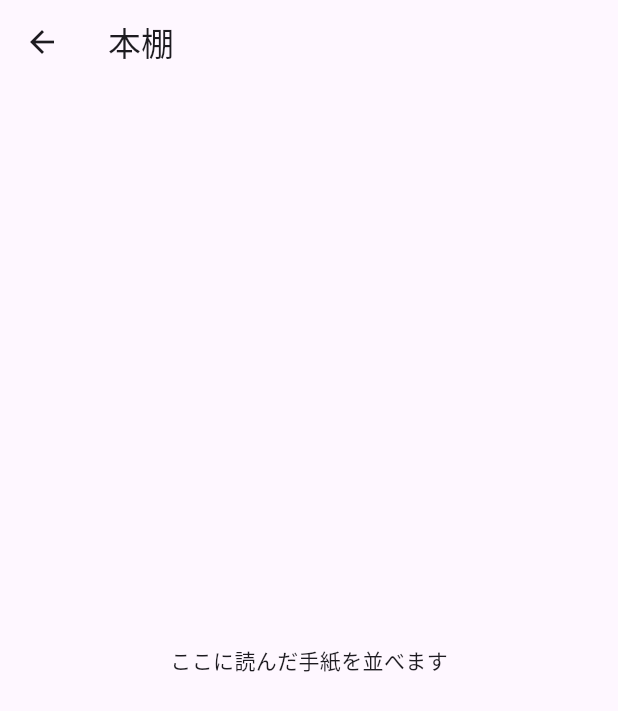
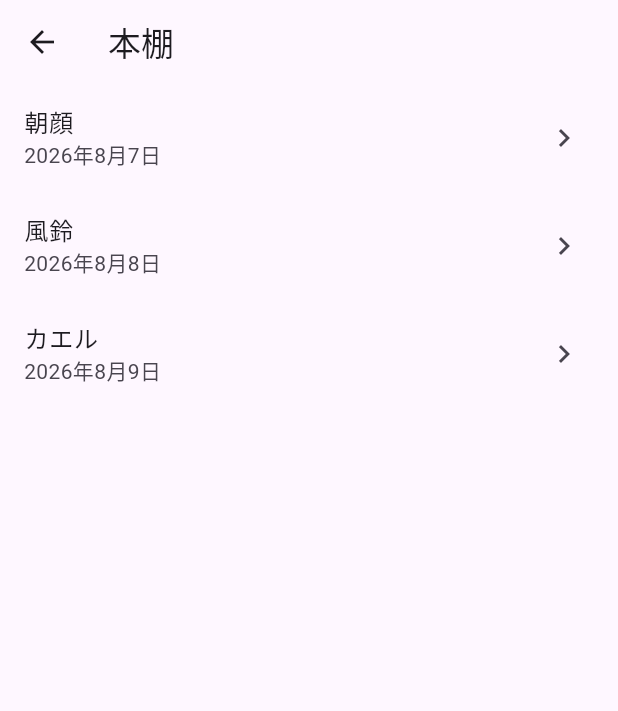
Before and after one commit to LvnOs/AmeTsuzuri, a Flutter app: the screen it shows after launch, after a tap on "本棚", on a phone screen of 412 x 824 dp. Shown: the top 711 px of the screen. Run offline on Flutter 3.47's test engine with Material 3 defaults, Android fonts, the phone set to English and light mode, and no system bars.

Commit message:
手紙をListViewとして読み込みTapで手紙ページに飛べるように

```diff
--- a/lib/features/bookshelf/presentation/bookshelf_page.dart
+++ b/lib/features/bookshelf/presentation/bookshelf_page.dart
@@ -1,13 +1,59 @@
 import 'package:flutter/material.dart';
 
+import '../../letters/model/letter.dart';
+import '../../letters/presentation/letter_page.dart';
+
 class BookshelfPage extends StatelessWidget {
-  const BookshelfPage({super.key});
+  BookshelfPage({super.key});
+
+  final List<Letter> letters = [
+    Letter(
+      id: '2026-08-07',
+      title: '朝顔',
+      date: DateTime(2026, 8, 7),
+      body: '朝顔の手紙本文です。',
+    ),
+    Letter(
+      id: '2026-08-08',
+      title: '風鈴',
+      date: DateTime(2026, 8, 8),
+      body: '風鈴の手紙本文です。',
+    ),
+    Letter(
+      id: '2026-08-09',
+      title: 'カエル',
+      date: DateTime(2026, 8, 9),
+      body: 'カエルの手紙本文です。',
+    ),
+  ];
 
   @override
   Widget build(BuildContext context) {
     return Scaffold(
       appBar: AppBar(title: const Text('本棚')),
-      body: const Center(child: Text('ここに読んだ手紙を並べます')),
+      body: ListView.builder(
+        itemCount: letters.length,
+        itemBuilder: (context, index) {
+          final letter = letters[index];
+
+          return ListTile(
+            title: Text(letter.title),
+            subtitle: Text(_formatDate(letter.date)),
+            trailing: const Icon(Icons.chevron_right),
+            onTap: () {
+              Navigator.of(context).push(
+                MaterialPageRoute<void>(
+                  builder: (context) => LetterPage(letter: letter),
+                ),
+              );
+            },
+          );
+        },
+      ),
     );
   }
+
+  String _formatDate(DateTime date) {
+    return '${date.year}年${date.month}月${date.day}日';
+  }
 }
--- a/lib/features/room/presentation/room_page.dart
+++ b/lib/features/room/presentation/room_page.dart
@@ -29,9 +29,9 @@ class _RoomPageState extends State<RoomPage> {
 
   // 本棚ページへの遷移
   void _onTapBookshelf() {
-    Navigator.of(context).push(
-      MaterialPageRoute<void>(builder: (context) => const BookshelfPage()),
-    );
+    Navigator.of(
+      context,
+    ).push(MaterialPageRoute<void>(builder: (context) => BookshelfPage()));
   }
 
   // 手紙ページへの遷移
```
